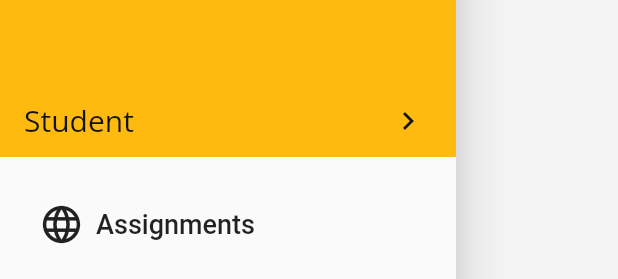
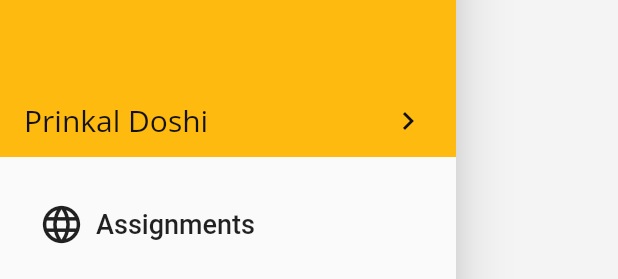
Before and after one commit to PrerakGada/need-for-code-33, a Flutter app: the StudentDrawer widget shown alone on an empty page, opened directly, on a phone screen of 412 x 824 dp. Shown: the part 140-419 px from the top of the screen. Run offline on Flutter 3.47's test engine with Material 2 defaults, Android fonts, the light colour scheme and no system bars; our stand-ins replace cloud_firestore, expandable, firebase_auth, firebase_core, fl_chart, google_fonts and 5 more; accounts and stored records are empty.

Commit message:
Minor text changes

```diff
--- a/lib/widgets/main_drawer.dart
+++ b/lib/widgets/main_drawer.dart
@@ -251,7 +251,7 @@ class StudentDrawer extends StatelessWidget {
               mainAxisAlignment: MainAxisAlignment.spaceBetween,
               children: [
                 const Text(
-                  'Student',
+                  'Prinkal Doshi',
                   style: TextStyle(color: AppColors.black, fontSize: 20),
                 ),
                 TextButton(
```
